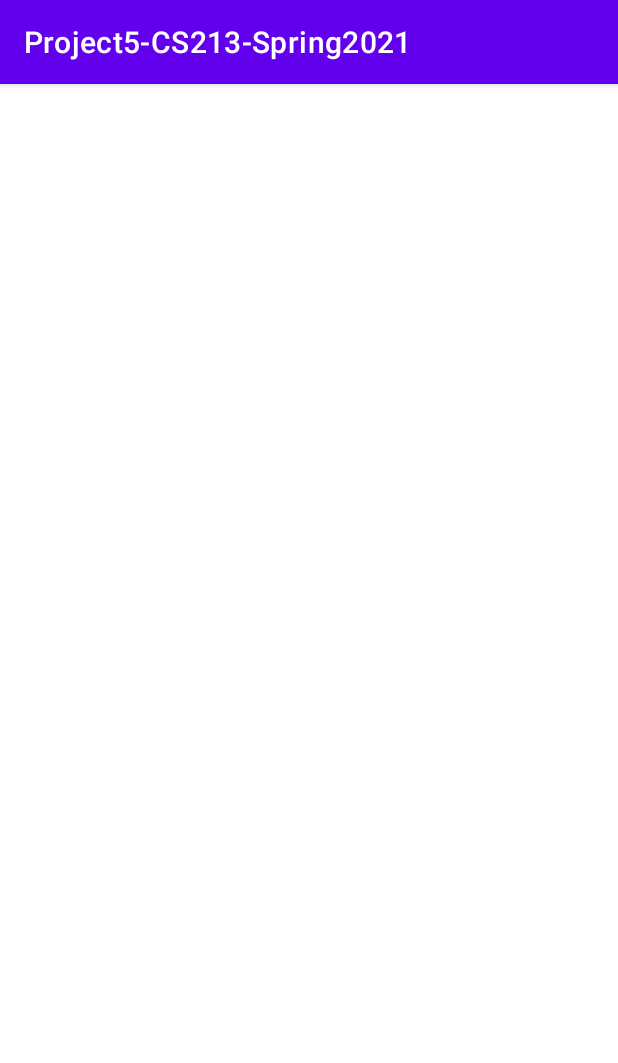
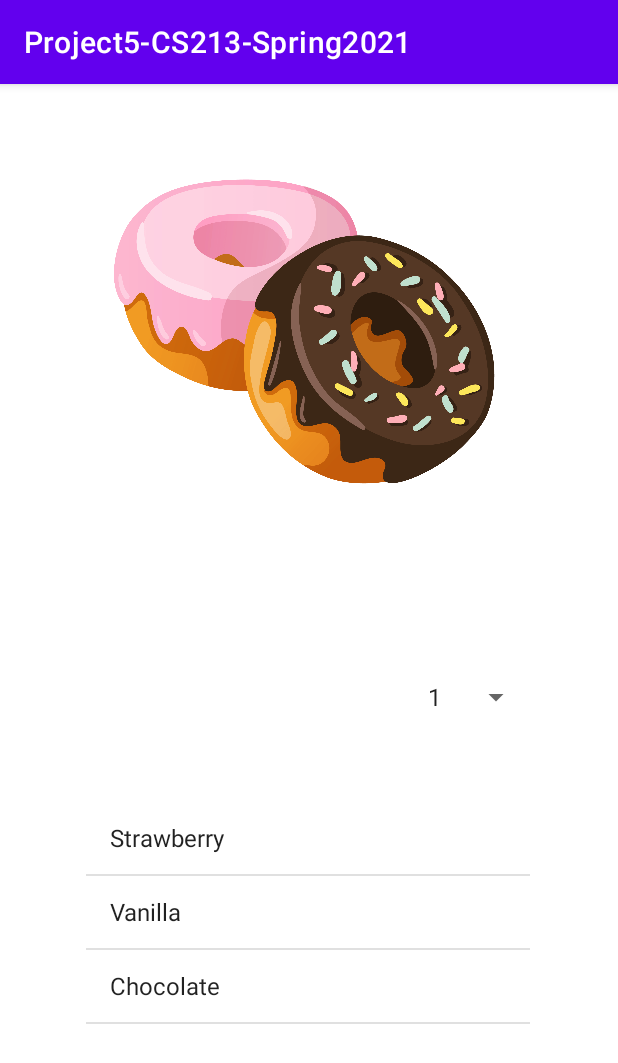
Before and after one commit to sukhjitsingh98/project5-CS213-Spring21, an Android app: the OrderingDonutsActivity screen opened directly, with no data from a screen before it, on a phone screen of 412 x 824 dp. Shown: the top 1063 px of the screen. Run offline under Robolectric (Android 15) with nearby library versions, the phone set to English and light mode, and no system bars.

Commit message:
Began donut ordering menu and simplified Donut code

```diff
--- a/app/src/main/java/com/example/project5_cs213_spring2021/OrderingDonutsActivity.java
+++ b/app/src/main/java/com/example/project5_cs213_spring2021/OrderingDonutsActivity.java
@@ -4,11 +4,18 @@ import androidx.appcompat.app.AppCompatActivity;
 
 import android.os.Bundle;
 
+import java.util.ArrayList;
+
 public class OrderingDonutsActivity extends AppCompatActivity {
+
+    ArrayList<Donut> donuts = new ArrayList<>();
 
     @Override
     protected void onCreate(Bundle savedInstanceState) {
         super.onCreate(savedInstanceState);
         setContentView(R.layout.activity_ordering_donuts);
     }
+
+
+
 }
--- a/app/src/main/res/layout/activity_main.xml
+++ b/app/src/main/res/layout/activity_main.xml
@@ -30,6 +30,7 @@
         android:layout_marginTop="116dp"
         android:insetTop="0dp"
         android:insetBottom="0dp"
+        android:onClick="handleOrderCoffee"
         android:text="@string/order_coffee_button"
         android:textColor="#FFFFFF"
         android:textStyle="bold"
@@ -47,6 +48,7 @@
         android:layout_marginTop="328dp"
         android:insetTop="0dp"
         android:insetBottom="0dp"
+        android:onClick="handleOrderDonut"
         android:text="@string/order_donut_button"
         android:textColor="#FFFFFF"
         android:textStyle="bold"
--- a/app/src/main/res/layout/activity_ordering_donuts.xml
+++ b/app/src/main/res/layout/activity_ordering_donuts.xml
@@ -6,4 +6,46 @@
     android:layout_height="match_parent"
     tools:context=".OrderingDonutsActivity">
 
+    <ImageView
+        android:id="@+id/donutsPage"
+        android:layout_width="271dp"
+        android:layout_height="218dp"
+        android:layout_marginStart="68dp"
+        android:layout_marginLeft="68dp"
+        android:layout_marginTop="56dp"
+        android:clickable="false"
+        android:contentDescription="@string/order_coffee_button"
+        android:scaleType="fitXY"
+        app:layout_constraintStart_toStartOf="parent"
+        app:layout_constraintTop_toTopOf="parent"
+        app:srcCompat="@drawable/donuts2" />
+
+    <Spinner
+        android:id="@+id/countSpinner"
+        android:layout_width="77dp"
+        android:layout_height="57dp"
+        android:entries="@array/donutCount"
+        app:layout_constraintBottom_toBottomOf="parent"
+        app:layout_constraintEnd_toEndOf="parent"
+        app:layout_constraintHorizontal_bias="0.829"
+        app:layout_constraintStart_toStartOf="parent"
+        app:layout_constraintTop_toTopOf="parent"
+        app:layout_constraintVertical_bias="0.535" />
+
+    <ListView
+        android:layout_width="296dp"
+        android:layout_height="242dp"
+        android:entries="@array/donutFlavors"
+        android:choiceMode="singleChoice"
+        android:listSelector="#666666"
+        app:layout_constraintBottom_toBottomOf="parent"
+        app:layout_constraintEnd_toEndOf="parent"
+        app:layout_constraintHorizontal_bias="0.495"
+        app:layout_constraintStart_toStartOf="parent"
+        app:layout_constraintTop_toTopOf="parent"
+        app:layout_constraintVertical_bias="0.91" />
+
+
+
+
 </androidx.constraintlayout.widget.ConstraintLayout>
--- a/app/src/main/res/values/strings.xml
+++ b/app/src/main/res/values/strings.xml
@@ -12,4 +12,19 @@
     <string name="caramel_checkbox">Caramel</string>
     <string name="whippedCream_checkbox">Whipped Cream</string>
 
+
+    <string-array name="donutCount" >
+        <item>1</item>
+        <item>2</item>
+        <item>3</item>
+        <item>4</item>
+        <item>5</item>
+    </string-array>
+    <string-array name="donutFlavors" >
+        <item>Strawberry</item>
+        <item>Vanilla</item>
+        <item>Chocolate</item>
+    </string-array>
+
+
 </resources>
```
Also changed, not shown: app/src/main/java/com/example/project5_cs213_spring2021/Donut.java (+7 -31 lines), app/src/main/java/com/example/project5_cs213_spring2021/MainActivity.java (+12 -0 lines), app/src/main/res/layout/activity_ordering_coffee.xml (+7 -0 lines), app/src/main/res/drawable/donuts2.png (added).
